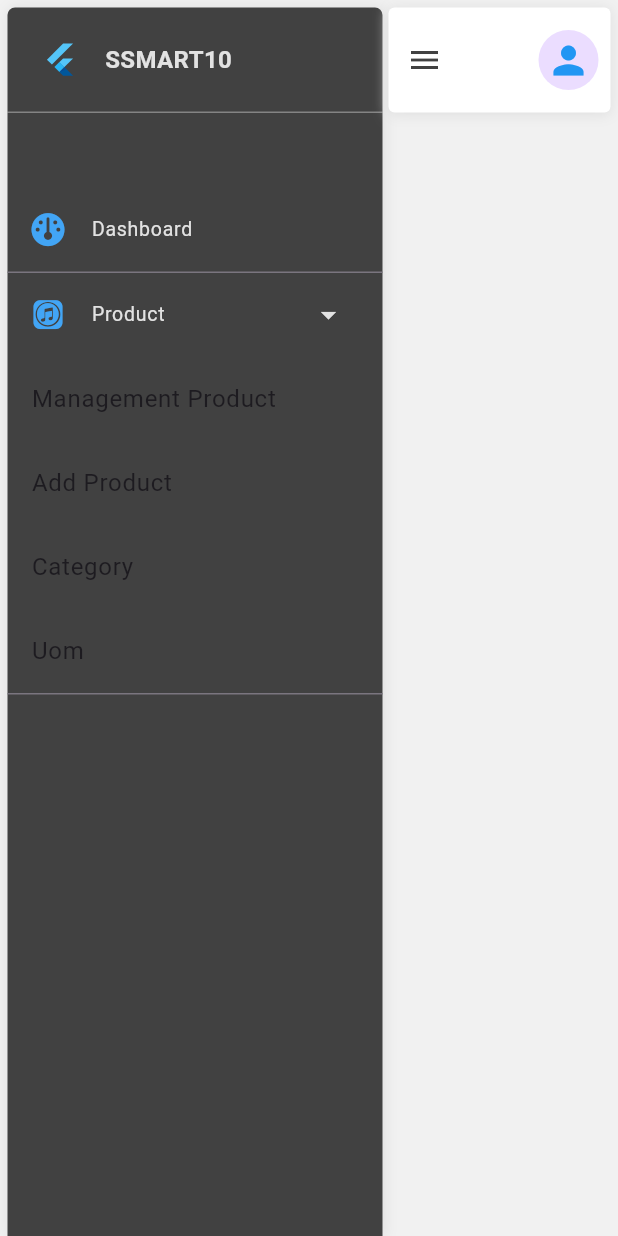
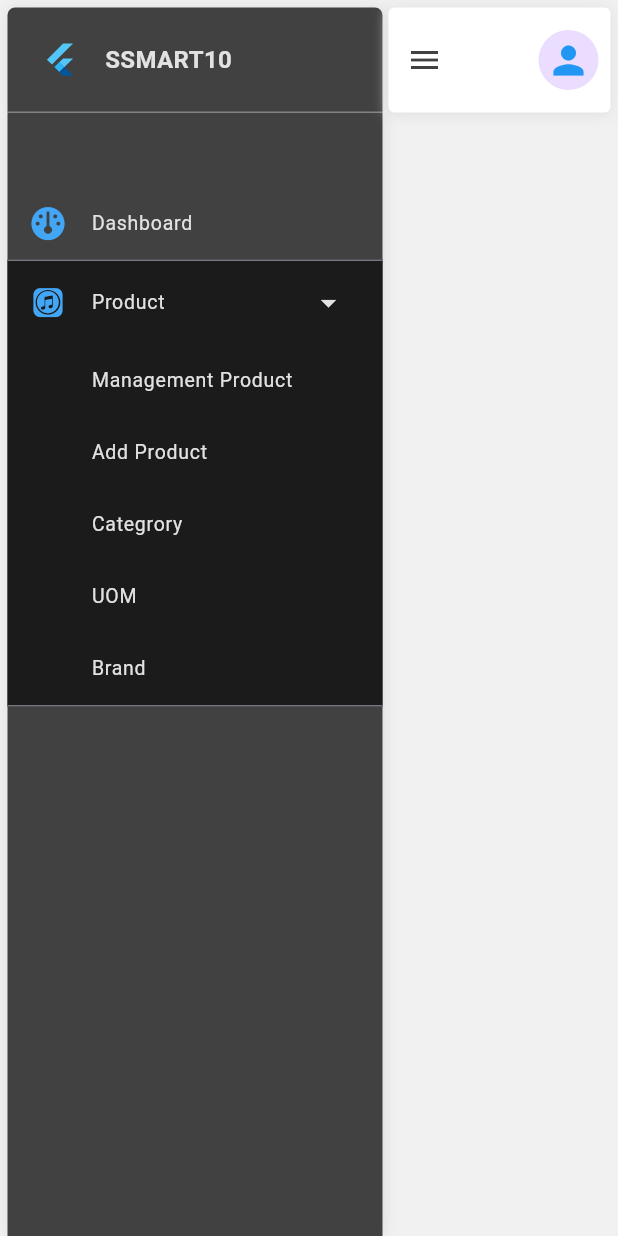
Before and after one commit to BangPei/fl_web_template, a Flutter app: the screen it shows after launch, after a tap on the "menu" icon, after a tap on "Product", on a phone screen of 412 x 824 dp. Run offline on Flutter 3.47's test engine with Material 3 defaults, Android fonts, the phone set to English and light mode, and no system bars; our stand-ins replace font_awesome_flutter.

Commit message:
add expansion listtile

```diff
--- a/lib/layout/sidebar.dart
+++ b/lib/layout/sidebar.dart
@@ -1,6 +1,8 @@
 import 'package:fl_web_template/constants/main_color.dart';
 import 'package:fl_web_template/constants/main_size.dart';
 import 'package:fl_web_template/layout/responsive.dart';
+import 'package:fl_web_template/layout/widget/expansion_sidebar.dart';
+import 'package:fl_web_template/layout/widget/list_sidebar.dart';
 import 'package:flutter/material.dart';
 import 'package:font_awesome_flutter/font_awesome_flutter.dart';
 
@@ -25,10 +27,8 @@ class SideBar extends StatefulWidget {
 }
 
 class _SideBarState extends State<SideBar> {
-  bool _expand = false;
   @override
   Widget build(BuildContext context) {
-    double scale = Responsive.sidebarWidth > 150 ? 1 : 0;
     return AnimatedContainer(
       width: Responsive.sidebarWidth,
       height: double.infinity,
@@ -58,63 +58,24 @@ class _SideBarState extends State<SideBar> {
                 headerColor: widget.headerColor,
                 logo: widget.logo,
                 onTapLogo: widget.onTapLogo,
-                scaleText: scale,
               ),
               const SizedBox(height: 50),
-              ListTile(
-                onTap: () {},
-                // horizontalTitleGap: 0.0,
-                leading: Icon(
+              ListSideBar(
+                text: 'Dashboard',
+                icon: Icon(
                   FontAwesomeIcons.gauge,
                   color: Colors.blue[400],
                   size: 22,
                 ),
-                title: Text(
-                  "Dashboard",
-                  textScaler: TextScaler.linear(scale),
-                  style: const TextStyle(
-                    fontSize: 13,
-                    color: MainColor.textWhite,
-                  ),
-                ),
               ),
-              ExpansionTile(
-                onExpansionChanged: (expand) {
-                  setState(() {
-                    _expand = expand;
-                  });
-                },
-                leading: Icon(
-                  FontAwesomeIcons.itunes,
-                  color: Colors.blue[400],
-                  size: 22,
-                ),
-                // trailing: const Icon(Icons.expand_less,color: MainColor.textWhite,),
-                trailing: Icon(
-                  _expand ? Icons.arrow_drop_down : Icons.arrow_right,
-                  color: MainColor.textWhite,
-                ),
-                title: Text(
-                  "Product",
-                  textScaler: TextScaler.linear(scale),
-                  style: const TextStyle(
-                    fontSize: 13,
-                    color: MainColor.textWhite,
-                  ),
-                ),
-                children: const [
-                  ListTile(
-                    title: Text("Management Product"),
-                  ),
-                  ListTile(
-                    title: Text("Add Product"),
-                  ),
-                  ListTile(
-                    title: Text("Category"),
-                  ),
-                  ListTile(
-                    title: Text("Uom"),
-                  ),
+              const ExpansionSidebar(
+                text: 'Product',
+                children: [
+                  ListSideBar(text: 'Management Product'),
+                  ListSideBar(text: 'Add Product'),
+                  ListSideBar(text: 'Categrory'),
+                  ListSideBar(text: 'UOM'),
+                  ListSideBar(text: 'Brand'),
                 ],
               )
             ],
@@ -130,18 +91,17 @@ class Header extends StatelessWidget {
   final Widget? logo;
   final String title;
   final GestureTapCallback? onTapLogo;
-  final double? scaleText;
   const Header({
     super.key,
     this.headerColor,
     this.logo,
     required this.title,
     this.onTapLogo,
-    this.scaleText,
   });
 
   @override
   Widget build(BuildContext context) {
+    double scale = Responsive.sidebarWidth > 150 ? 1 : 0;
     return Container(
       height: MainSize.navbar,
       decoration: BoxDecoration(
@@ -166,7 +126,7 @@ class Header extends StatelessWidget {
               flex: 3,
               child: Text(
                 title.toUpperCase(),
-                textScaler: TextScaler.linear(scaleText ?? 1),
+                textScaler: TextScaler.linear(scale),
                 style: const TextStyle(
                   color: MainColor.textWhite,
                   fontWeight: FontWeight.w700,
--- /dev/null
+++ b/lib/layout/widget/expansion_sidebar.dart
@@ -0,0 +1,61 @@
+import 'package:fl_web_template/constants/main_color.dart';
+import 'package:fl_web_template/layout/responsive.dart';
+import 'package:fl_web_template/layout/widget/list_sidebar.dart';
+import 'package:flutter/material.dart';
+import 'package:font_awesome_flutter/font_awesome_flutter.dart';
+
+class ExpansionSidebar extends StatefulWidget {
+  final Function? onExpansionChanged;
+  final bool initiallyExpanded;
+  final Widget? leading;
+  final String text;
+  final List<ListSideBar> children;
+  const ExpansionSidebar({
+    super.key,
+    this.onExpansionChanged,
+    this.leading,
+    required this.text,
+    required this.children,
+    this.initiallyExpanded = false,
+  });
+
+  @override
+  State<ExpansionSidebar> createState() => _ExpansionSidebarState();
+}
+
+class _ExpansionSidebarState extends State<ExpansionSidebar> {
+  bool _expand = false;
+  @override
+  Widget build(BuildContext context) {
+    double scale = Responsive.sidebarWidth > 150 ? 1 : 0;
+    return ExpansionTile(
+      initiallyExpanded: widget.initiallyExpanded,
+      onExpansionChanged: (expand) {
+        setState(() {
+          _expand = expand;
+        });
+        widget.onExpansionChanged ?? ();
+      },
+      backgroundColor: const Color.fromARGB(255, 27, 27, 27),
+      leading: widget.leading ??
+          Icon(
+            FontAwesomeIcons.itunes,
+            color: Colors.blue[400],
+            size: 22,
+          ),
+      trailing: Icon(
+        _expand ? Icons.arrow_drop_down : Icons.arrow_right,
+        color: MainColor.textWhite,
+      ),
+      title: Text(
+        widget.text,
+        textScaler: TextScaler.linear(scale),
+        style: const TextStyle(
+          fontSize: 13,
+          color: MainColor.textWhite,
+        ),
+      ),
+      children: widget.children,
+    );
+  }
+}
--- /dev/null
+++ b/lib/layout/widget/list_sidebar.dart
@@ -0,0 +1,33 @@
+import 'package:fl_web_template/constants/main_color.dart';
+import 'package:fl_web_template/layout/responsive.dart';
+import 'package:flutter/material.dart';
+
+class ListSideBar extends StatelessWidget {
+  final String text;
+  final Icon? icon;
+  final double? scale;
+  const ListSideBar({
+    super.key,
+    required this.text,
+    this.icon,
+    this.scale,
+  });
+
+  @override
+  Widget build(BuildContext context) {
+    double scale_ = scale ?? (Responsive.sidebarWidth > 150 ? 1 : 0);
+    return ListTile(
+      onTap: () {},
+      dense: true,
+      leading: icon ?? const SizedBox.shrink(),
+      title: Text(
+        text,
+        textScaler: TextScaler.linear(scale_),
+        style: const TextStyle(
+          fontSize: 13,
+          color: MainColor.textWhite,
+        ),
+      ),
+    );
+  }
+}
```
